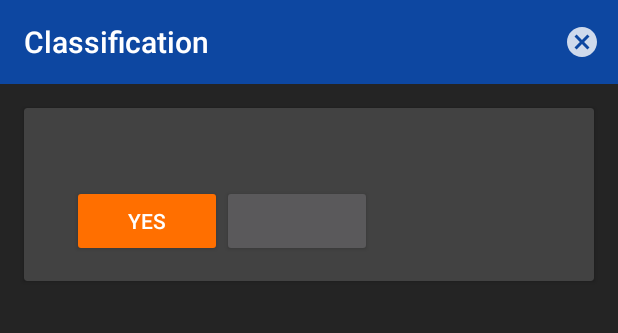
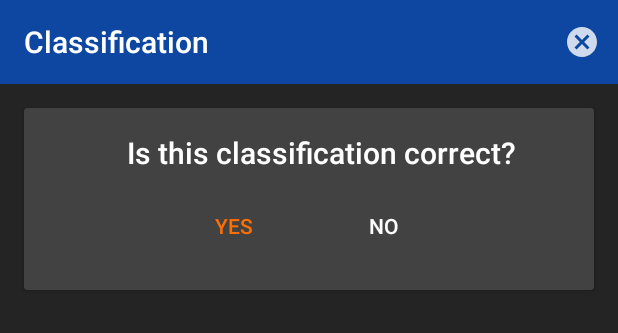
Before and after one commit to devgregw/Team3aniMaL, an Android app: the layout classification_results.xml on its own in the app's theme, with its tools: preview values and no code run, on a phone screen of 412 x 824 dp. Shown: the top 333 px of the screen. Run offline under Robolectric (Android 15) with nearby library versions, the phone set to English and light mode, and no system bars.

Commit message:
Layout tweaks

```diff
--- a/Android/app/src/main/res/layout/classification_results.xml
+++ b/Android/app/src/main/res/layout/classification_results.xml
@@ -31,26 +31,32 @@
                 android:layout_width="match_parent"
                 android:layout_height="wrap_content"
                 android:textAppearance="@style/TextAppearance.AppCompat.Widget.ActionBar.Title"
-                android:layout_marginStart="16dp"/>
                 android:text="@string/is_this_classification_correct"
+                android:layout_marginStart="16dp"
+                android:textAlignment="center"/>
             <LinearLayout
                 android:layout_width="wrap_content"
                 android:layout_height="wrap_content"
                 android:orientation="horizontal"
                 android:paddingStart="16dp"
                 android:paddingEnd="16dp"
-                android:paddingTop="8dp">
+                android:paddingTop="8dp"
+                android:layout_gravity="center"
+                style="?attr/buttonBarStyle">
                 <Button
+                    style="?attr/buttonBarPositiveButtonStyle"
                     android:layout_width="100dp"
                     android:layout_height="wrap_content"
                     android:backgroundTint="@color/colorAccent"
                     android:text="@string/yes"
                     android:id="@+id/sheet_button_correct"/>
                 <Button
+                    style="?attr/buttonBarNegativeButtonStyle"
                     android:layout_width="100dp"
                     android:layout_height="wrap_content"
-                    android:id="@+id/sheet_button_incorrect"/>
                     android:text="@string/no"
+                    android:id="@+id/sheet_button_incorrect"
+                    android:textColor="@android:color/white"/>
             </LinearLayout>
         </LinearLayout>
     </androidx.cardview.widget.CardView>
```
Also changed, not shown: Android/app/src/main/res/layout/activity_log_in.xml (+7 -5 lines).
